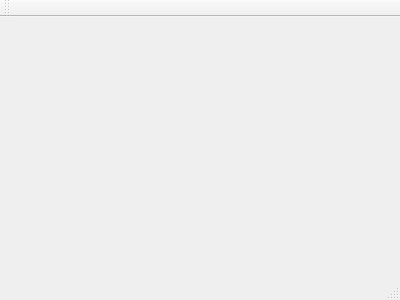
Above: mainwindow.ui from MamoniAndBondar/MandB_Final_v2 before the change. Below: the same form after it.
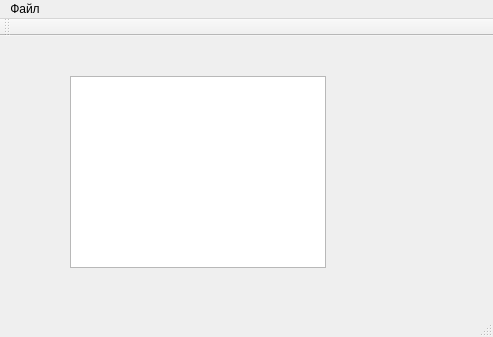
That is the form after the change.

What changed in the file:
```diff
--- a/mainwindow.ui
+++ b/mainwindow.ui
@@ -1,24 +1,68 @@
 <ui version="4.0">
  <class>MainWindow</class>
- <widget class="QMainWindow" name="MainWindow" >
-  <property name="geometry" >
+ <widget class="QMainWindow" name="MainWindow">
+  <property name="geometry">
    <rect>
     <x>0</x>
     <y>0</y>
-    <width>400</width>
-    <height>300</height>
+    <width>493</width>
+    <height>337</height>
    </rect>
   </property>
   <property name="windowTitle" >
    <string>MainWindow</string>
   </property>
-  <widget class="QMenuBar" name="menuBar" />
-  <widget class="QToolBar" name="mainToolBar" />
-  <widget class="QWidget" name="centralWidget" />
-  <widget class="QStatusBar" name="statusBar" />
+  <widget class="QWidget" name="centralWidget">
+   <widget class="QTableView" name="tableView">
+    <property name="geometry">
+     <rect>
+      <x>70</x>
+      <y>40</y>
+      <width>256</width>
+      <height>192</height>
+     </rect>
+    </property>
+   </widget>
+  </widget>
+  <widget class="QMenuBar" name="menuBar">
+   <property name="geometry">
+    <rect>
+     <x>0</x>
+     <y>0</y>
+     <width>493</width>
+     <height>21</height>
+    </rect>
+   </property>
+   <widget class="QMenu" name="menu">
+    <property name="title">
+     <string>Файл</string>
+    </property>
+    <addaction name="actionOpen"/>
+    <addaction name="actionAdd"/>
+   </widget>
+   <addaction name="menu"/>
+  </widget>
+  <widget class="QToolBar" name="mainToolBar">
+   <attribute name="toolBarArea">
+    <enum>TopToolBarArea</enum>
+   </attribute>
+   <attribute name="toolBarBreak">
+    <bool>false</bool>
+   </attribute>
+  </widget>
+  <widget class="QStatusBar" name="statusBar"/>
+  <action name="actionOpen">
+   <property name="text">
+    <string>Открыть</string>
+   </property>
+  </action>
+  <action name="actionAdd">
+   <property name="text">
+    <string>Добавить строку</string>
+   </property>
+  </action>
  </widget>
- <layoutDefault spacing="6" margin="11" />
- <pixmapfunction></pixmapfunction>
+ <layoutdefault spacing="6" margin="11"/>
  <resources/>
  <connections/>
 </ui>
```
Left out of the diff: 3 changed lines with no effect on the pictures.
